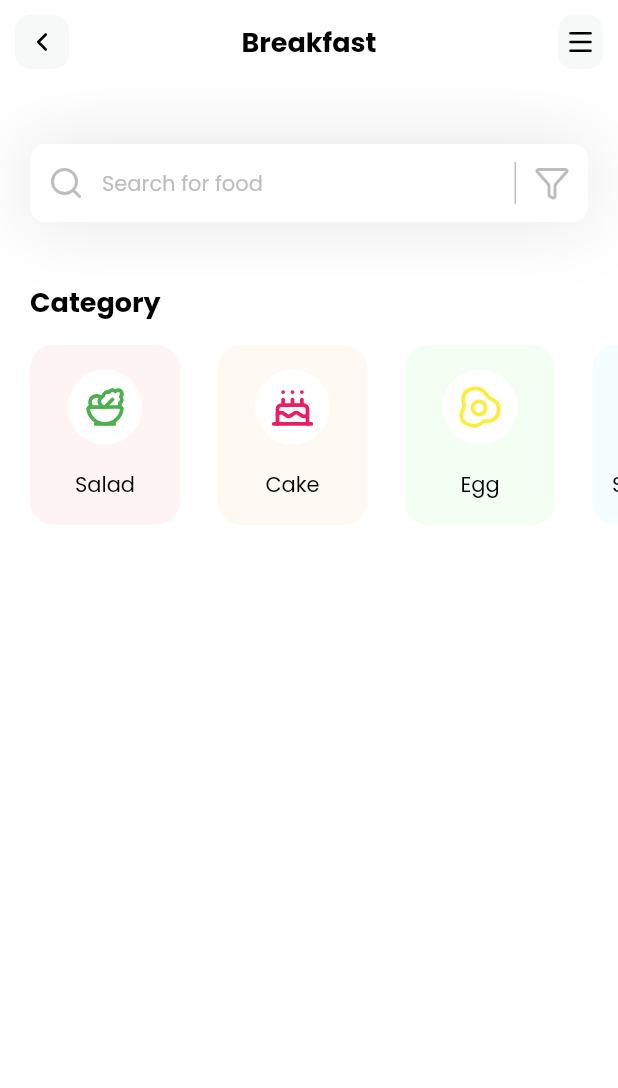
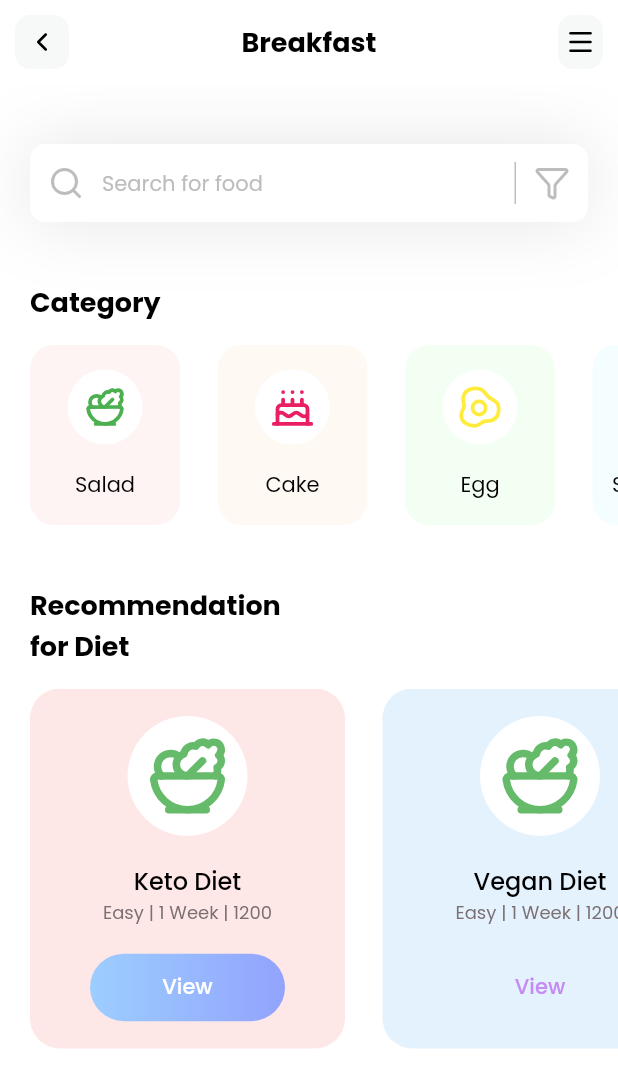
Before and after one commit to rayhanendra/flutter-app, a Flutter app: the screen it shows after launch, on a phone screen of 412 x 824 dp. Shown: the top 1088 px of the screen. Run offline on Flutter 3.47's test engine with Material 2 defaults, Android fonts, the phone set to English and light mode, and no system bars; our stand-ins replace lucide_icons.

Commit message:
feat: add diet section

```diff
--- /dev/null
+++ b/lib/models/diet_model.dart
@@ -0,0 +1,88 @@
+import 'package:flutter/material.dart';
+import 'package:lucide_icons/lucide_icons.dart';
+
+class DietModel {
+  String name;
+  IconData icon;
+  String level;
+  String duration;
+  String calorie;
+  Color boxColor;
+  bool viewIsSelected;
+
+  DietModel({
+    required this.name,
+    required this.icon,
+    required this.level,
+    required this.duration,
+    required this.calorie,
+    required this.boxColor,
+    required this.viewIsSelected,
+  });
+
+  static List<DietModel> getDiets() {
+    List<DietModel> diets = [];
+
+    diets.add(
+      DietModel(
+        name: 'Keto Diet',
+        icon: LucideIcons.salad,
+        level: 'Easy',
+        duration: '1 Week',
+        calorie: '1200',
+        boxColor: Colors.red,
+        viewIsSelected: true,
+      ),
+    );
+
+    diets.add(
+      DietModel(
+        name: 'Vegan Diet',
+        icon: LucideIcons.salad,
+        level: 'Easy',
+        duration: '1 Week',
+        calorie: '1200',
+        boxColor: Colors.blue,
+        viewIsSelected: false,
+      ),
+    );
+
+    diets.add(
+      DietModel(
+        name: 'Vegetarian Diet',
+        icon: LucideIcons.salad,
+        level: 'Easy',
+        duration: '1 Week',
+        calorie: '1200',
+        boxColor: Colors.green,
+        viewIsSelected: false,
+      ),
+    );
+
+    diets.add(
+      DietModel(
+        name: 'Paleo Diet',
+        icon: LucideIcons.salad,
+        level: 'Easy',
+        duration: '1 Week',
+        calorie: '1200',
+        boxColor: Colors.yellow,
+        viewIsSelected: false,
+      ),
+    );
+
+    diets.add(
+      DietModel(
+        name: 'Mediterranean Diet',
+        icon: LucideIcons.salad,
+        level: 'Easy',
+        duration: '1 Week',
+        calorie: '1200',
+        boxColor: Colors.purple,
+        viewIsSelected: false,
+      ),
+    );
+
+    return diets;
+  }
+}
--- a/lib/pages/home.dart
+++ b/lib/pages/home.dart
@@ -1,5 +1,6 @@
 import 'package:flutter/material.dart';
 import 'package:learning/models/category_model.dart';
+import 'package:learning/models/diet_model.dart';
 import 'package:lucide_icons/lucide_icons.dart';
 
 class HomePage extends StatefulWidget {
@@ -11,19 +12,16 @@ class HomePage extends StatefulWidget {
 
 class _HomePageState extends State<HomePage> {
   List<CategoryModel> categories = [];
+  List<DietModel> diets = [];
 
-  void _getCategories() {
+  void _getInitialState() {
     categories = CategoryModel.getCategories();
-  }
-
-  @override
-  void initState() {
-    _getCategories();
+    diets = DietModel.getDiets();
   }
 
   @override
   Widget build(BuildContext context) {
-    _getCategories();
+    _getInitialState();
     return Scaffold(
       appBar: appBar(),
       backgroundColor: Colors.white,
@@ -32,9 +30,120 @@ class _HomePageState extends State<HomePage> {
         children: [
           _searchField(),
           const SizedBox(height: 40),
-          _categoriesSection()
+          _categoriesSection(),
+          const SizedBox(height: 40),
+          _dietSection()
         ],
       ),
+    );
+  }
+
+  Column _dietSection() {
+    return Column(
+      crossAxisAlignment: CrossAxisAlignment.start,
+      children: [
+        const Padding(
+          padding: EdgeInsets.only(left: 20),
+          child: Text(
+            'Recommendation\nfor Diet',
+            style: TextStyle(
+              color: Colors.black,
+              fontSize: 18,
+              fontWeight: FontWeight.bold,
+            ),
+          ),
+        ),
+        const SizedBox(height: 15),
+        Container(
+          // color: Colors.blue,
+          height: 240,
+          child: ListView.separated(
+            itemBuilder: (context, index) {
+              return Container(
+                width: 210,
+                decoration: BoxDecoration(
+                  color: diets[index].boxColor.withOpacity(0.12),
+                  borderRadius: BorderRadius.circular(20),
+                ),
+                child: Column(
+                    mainAxisAlignment: MainAxisAlignment.spaceEvenly,
+                    children: [
+                      Container(
+                        width: 80,
+                        height: 80,
+                        decoration: const BoxDecoration(
+                            color: Colors.white, shape: BoxShape.circle),
+                        child: Padding(
+                          padding: const EdgeInsets.all(2),
+                          child: Icon(
+                            diets[index].icon,
+                            size: 60,
+                            color: Colors.green[400],
+                          ),
+                          // child: SvgPicture.asset(
+                          //   categories[index].iconPath,
+                          // ),
+                        ),
+                      ),
+                      Column(
+                        children: [
+                          Text(
+                            diets[index].name,
+                            style: const TextStyle(
+                              color: Colors.black,
+                              fontSize: 16,
+                              fontWeight: FontWeight.w500,
+                            ),
+                          ),
+                          Text(
+                            '${diets[index].level} | ${diets[index].duration} | ${diets[index].calorie}',
+                            style: const TextStyle(
+                              color: Color(0xff7B6F72),
+                              fontSize: 12,
+                              fontWeight: FontWeight.w400,
+                            ),
+                          ),
+                        ],
+                      ),
+                      Container(
+                        height: 45,
+                        width: 130,
+                        decoration: BoxDecoration(
+                          gradient: LinearGradient(
+                            colors: [
+                              diets[index].viewIsSelected
+                                  ? const Color(0xff9DCEFF)
+                                  : Colors.transparent,
+                              diets[index].viewIsSelected
+                                  ? const Color(0xff92A3FD)
+                                  : Colors.transparent,
+                            ],
+                          ),
+                          borderRadius: BorderRadius.circular(50),
+                        ),
+                        child: Center(
+                          child: Text(
+                            'View',
+                            style: TextStyle(
+                              color: diets[index].viewIsSelected
+                                  ? Colors.white
+                                  : const Color(0xffC58BF2),
+                              fontSize: 14,
+                              fontWeight: FontWeight.w500,
+                            ),
+                          ),
+                        ),
+                      ),
+                    ]),
+              );
+            },
+            separatorBuilder: (context, index) => const SizedBox(width: 25),
+            itemCount: diets.length,
+            scrollDirection: Axis.horizontal,
+            padding: const EdgeInsets.only(left: 20, right: 20),
+          ),
+        )
+      ],
     );
   }
 
```
